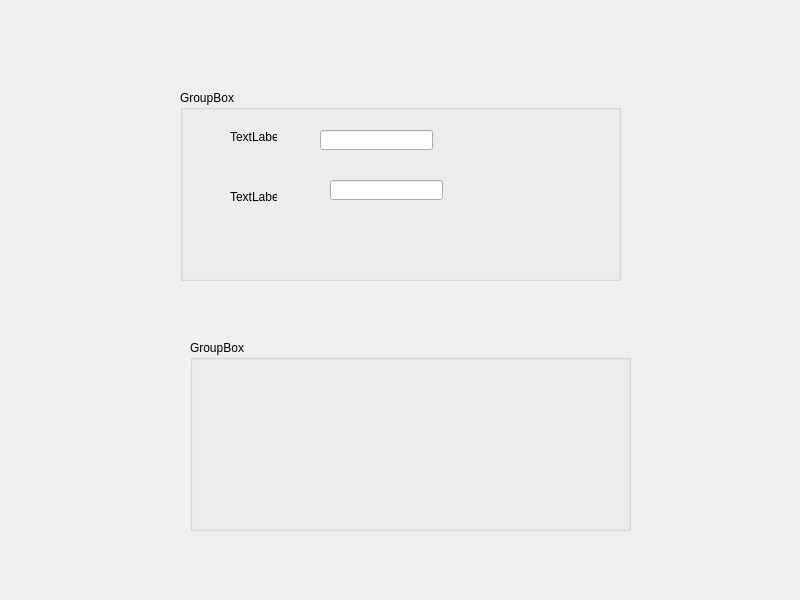
Old version of the form Qt5-widgets-beginners/chapter8-Containers/qtwb-8-1/dialog.ui in the repository tenevincent/Qt-Learning-for-beginners.
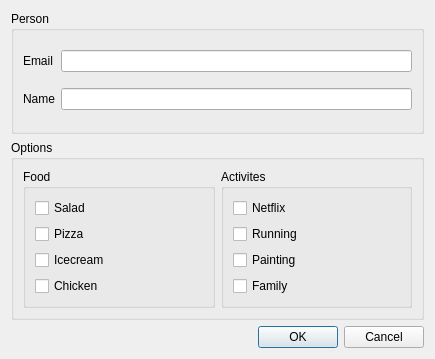
New version of the form.

Patch:
```diff
--- a/Qt5-widgets-beginners/chapter8-Containers/qtwb-8-1/dialog.ui
+++ b/Qt5-widgets-beginners/chapter8-Containers/qtwb-8-1/dialog.ui
@@ -6,85 +6,134 @@
    <rect>
     <x>0</x>
     <y>0</y>
-    <width>800</width>
-    <height>600</height>
+    <width>435</width>
+    <height>359</height>
    </rect>
   </property>
   <property name="windowTitle">
    <string>Dialog</string>
   </property>
-  <widget class="QGroupBox" name="groupBox">
-   <property name="geometry">
-    <rect>
-     <x>180</x>
-     <y>90</y>
-     <width>441</width>
-     <height>191</height>
-    </rect>
-   </property>
-   <property name="title">
-    <string>GroupBox</string>
-   </property>
-   <widget class="QLabel" name="label">
-    <property name="geometry">
-     <rect>
-      <x>50</x>
-      <y>40</y>
-      <width>47</width>
-      <height>13</height>
-     </rect>
-    </property>
-    <property name="text">
-     <string>TextLabel</string>
-    </property>
-   </widget>
-   <widget class="QLabel" name="label_2">
-    <property name="geometry">
-     <rect>
-      <x>50</x>
-      <y>100</y>
-      <width>47</width>
-      <height>13</height>
-     </rect>
-    </property>
-    <property name="text">
-     <string>TextLabel</string>
-    </property>
-   </widget>
-   <widget class="QLineEdit" name="lineEdit">
-    <property name="geometry">
-     <rect>
-      <x>140</x>
-      <y>40</y>
-      <width>113</width>
-      <height>20</height>
-     </rect>
-    </property>
-   </widget>
-   <widget class="QLineEdit" name="lineEdit_2">
-    <property name="geometry">
-     <rect>
-      <x>150</x>
-      <y>90</y>
-      <width>113</width>
-      <height>20</height>
-     </rect>
-    </property>
-   </widget>
-  </widget>
-  <widget class="QGroupBox" name="groupBox_2">
-   <property name="geometry">
-    <rect>
-     <x>190</x>
-     <y>340</y>
-     <width>441</width>
-     <height>191</height>
-    </rect>
-   </property>
-   <property name="title">
-    <string>GroupBox</string>
-   </property>
-  </widget>
+  <layout class="QVBoxLayout" name="verticalLayout">
+   <item>
+    <widget class="QGroupBox" name="groupBox">
+     <property name="title">
+      <string>Person</string>
+     </property>
+     <layout class="QGridLayout" name="gridLayout">
+      <item row="0" column="0">
+       <widget class="QLabel" name="label">
+        <property name="text">
+         <string>Email</string>
+        </property>
+       </widget>
+      </item>
+      <item row="0" column="1">
+       <widget class="QLineEdit" name="leEmail"/>
+      </item>
+      <item row="1" column="0">
+       <widget class="QLabel" name="label_2">
+        <property name="text">
+         <string>Name</string>
+        </property>
+       </widget>
+      </item>
+      <item row="1" column="1">
+       <widget class="QLineEdit" name="leName"/>
+      </item>
+     </layout>
+    </widget>
+   </item>
+   <item>
+    <widget class="QGroupBox" name="groupBox_2">
+     <property name="title">
+      <string>Options</string>
+     </property>
+     <layout class="QHBoxLayout" name="horizontalLayout">
+      <item>
+       <widget class="QGroupBox" name="grpFood">
+        <property name="title">
+         <string>Food</string>
+        </property>
+        <layout class="QVBoxLayout" name="verticalLayout_2">
+         <item>
+          <widget class="QCheckBox" name="checkBox">
+           <property name="text">
+            <string>Salad</string>
+           </property>
+          </widget>
+         </item>
+         <item>
+          <widget class="QCheckBox" name="checkBox_2">
+           <property name="text">
+            <string>Pizza</string>
+           </property>
+          </widget>
+         </item>
+         <item>
+          <widget class="QCheckBox" name="checkBox_3">
+           <property name="text">
+            <string>Icecream</string>
+           </property>
+          </widget>
+         </item>
+         <item>
+          <widget class="QCheckBox" name="checkBox_4">
+           <property name="text">
+            <string>Chicken</string>
+           </property>
+          </widget>
+         </item>
+        </layout>
+       </widget>
+      </item>
+      <item>
+       <widget class="QGroupBox" name="grpActivies">
+        <property name="title">
+         <string>Activites</string>
+        </property>
+        <layout class="QVBoxLayout" name="verticalLayout_3">
+         <item>
+          <widget class="QCheckBox" name="checkBox_5">
+           <property name="text">
+            <string>Netflix</string>
+           </property>
+          </widget>
+         </item>
+         <item>
+          <widget class="QCheckBox" name="checkBox_6">
+           <property name="text">
+            <string>Running</string>
+           </property>
+          </widget>
+         </item>
+         <item>
+          <widget class="QCheckBox" name="checkBox_7">
+           <property name="text">
+            <string>Painting</string>
+           </property>
+          </widget>
+         </item>
+         <item>
+          <widget class="QCheckBox" name="checkBox_8">
+           <property name="text">
+            <string>Family</string>
+           </property>
+          </widget>
+         </item>
+        </layout>
+       </widget>
+      </item>
+     </layout>
+    </widget>
+   </item>
+   <item>
+    <widget class="QDialogButtonBox" name="buttonBox">
+     <property name="standardButtons">
+      <set>QDialogButtonBox::Cancel|QDialogButtonBox::Ok</set>
+     </property>
+    </widget>
+   </item>
+  </layout>
  </widget>
  <resources/>
  <connections/>
```
